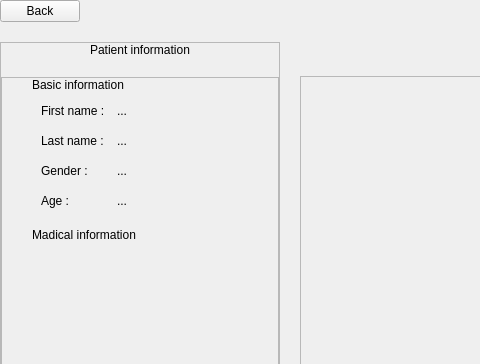
Above: skin application/skinApplication/src/views/ui/ui_check_patient.ui from AgustinCartaya/SkinApplication before the change; both pictures show x 0 to 480 and y 0 to 364 of the 1200 by 800 pixel window. Below: the same form after it.
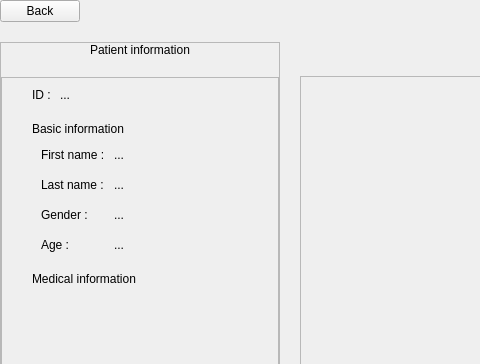
That is the form after the change. Custom widgets are drawn as their Qt base class.

```diff
--- a/skin application/skinApplication/src/views/ui/ui_check_patient.ui
+++ b/skin application/skinApplication/src/views/ui/ui_check_patient.ui
@@ -175,6 +175,33 @@
               <property name="spacing">
                <number>20</number>
               </property>
+              <property name="topMargin">
+               <number>10</number>
+              </property>
+              <item>
+               <layout class="QFormLayout" name="ly_id">
+                <property name="horizontalSpacing">
+                 <number>9</number>
+                </property>
+                <property name="topMargin">
+                 <number>0</number>
+                </property>
+                <item row="0" column="0">
+                 <widget class="Label" name="lb_id">
+                  <property name="text">
+                   <string>ID :</string>
+                  </property>
+                 </widget>
+                </item>
+                <item row="0" column="1">
+                 <widget class="Label" name="i_id">
+                  <property name="text">
+                   <string>...</string>
+                  </property>
+                 </widget>
+                </item>
+               </layout>
+              </item>
               <item>
                <layout class="QVBoxLayout" name="ly_basic_information">
                 <property name="spacing">
@@ -195,6 +222,9 @@
                 </item>
                 <item>
                  <layout class="QFormLayout" name="ly_bi_content">
+                  <property name="horizontalSpacing">
+                   <number>9</number>
+                  </property>
                   <property name="verticalSpacing">
                    <number>16</number>
                   </property>
@@ -284,12 +314,15 @@
                    </size>
                   </property>
                   <property name="text">
-                   <string>Madical information</string>
+                   <string>Medical information</string>
                   </property>
                  </widget>
                 </item>
                 <item>
                  <layout class="QFormLayout" name="ly_mi_content">
+                  <property name="horizontalSpacing">
+                   <number>9</number>
+                  </property>
                   <property name="verticalSpacing">
                    <number>16</number>
                   </property>
```
Left out of the diff: 6 changed lines with no effect on the pictures.
